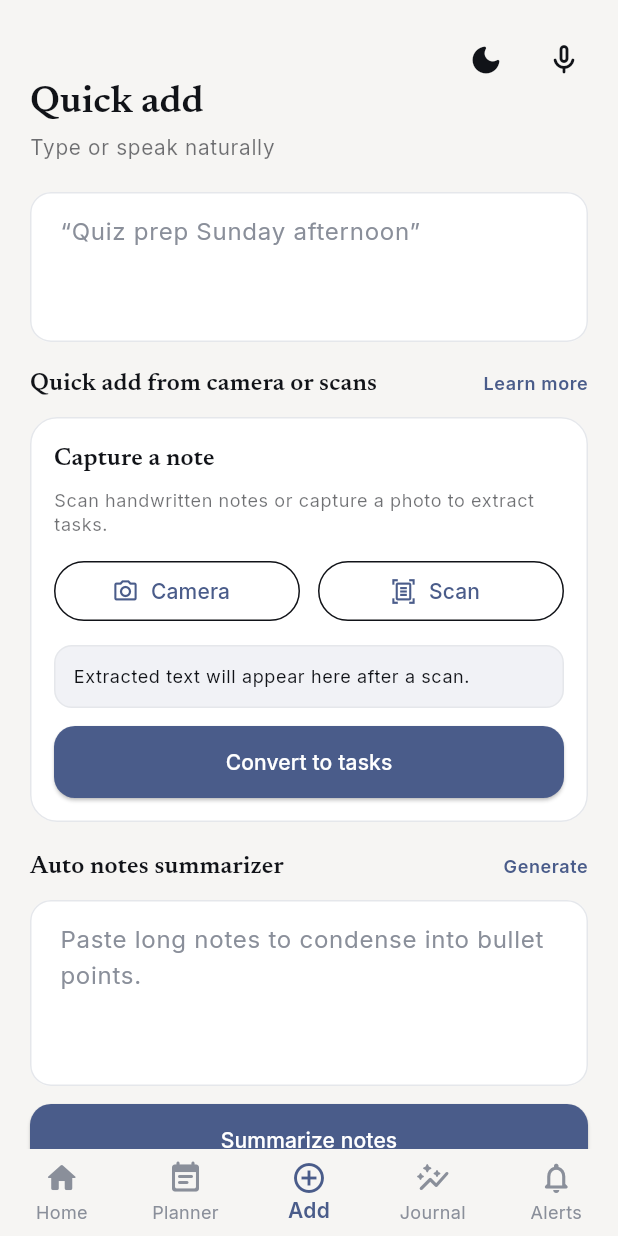
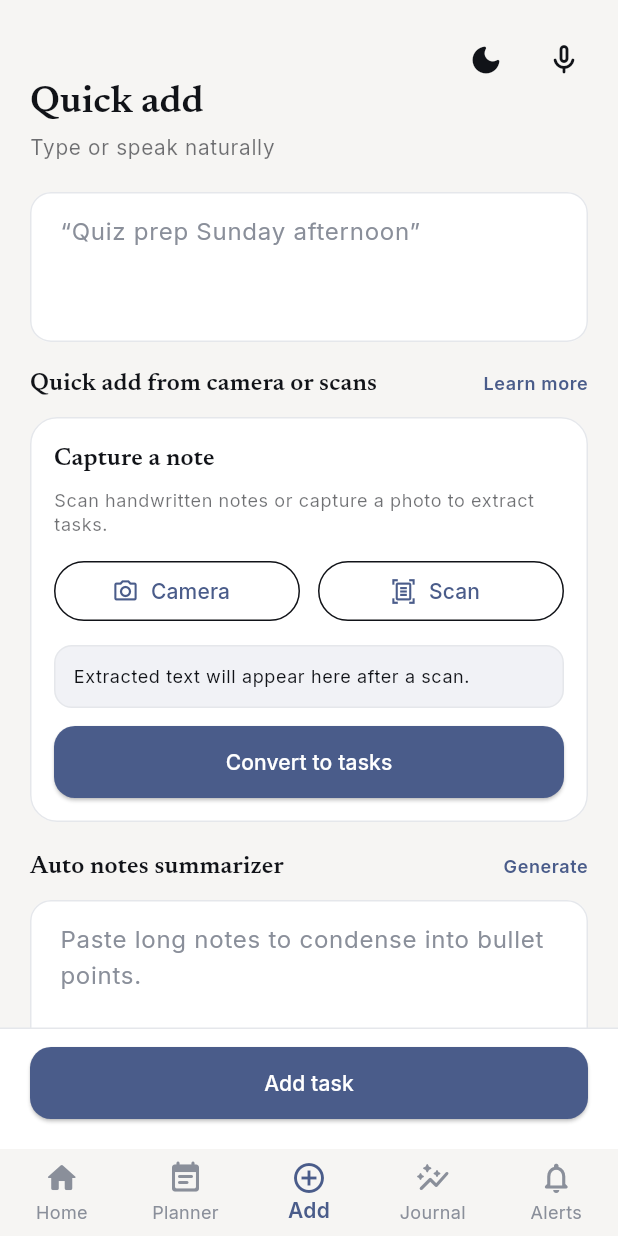
Before and after one commit to AtharRizwan/lifely, a Flutter app: the LifelyShell screen opened directly with empty values, item 3 of the bottom bar chosen, on a phone screen of 412 x 824 dp. Run offline on Flutter 3.47's test engine with Material 3 defaults, Android fonts, the light colour scheme and no system bars; our stand-ins replace google_fonts.

Commit message:
Scale transition fixes

```diff
--- a/lib/screens/add/add_task_screen.dart
+++ b/lib/screens/add/add_task_screen.dart
@@ -136,7 +136,7 @@ class _AddTaskScreenState extends State<AddTaskScreen> with SingleTickerProvider
 
   @override
   Widget build(BuildContext context) {
-    return CustomScrollView(
+    final scrollView = CustomScrollView(
       slivers: [
         LifelySliverAppBar(
           title: 'Quick add',
@@ -239,11 +239,28 @@ class _AddTaskScreenState extends State<AddTaskScreen> with SingleTickerProvider
                 ],
               ),
               const SizedBox(height: 24),
-              ScaleTransition(
-                scale: _scaleAnimation,
-                child: const PrimaryButton(label: 'Add task'),
+            ]),
+          ),
+        ),
+      ],
+    );
+
+    return Column(
+      children: [
+        Expanded(child: scrollView),
+        Container(
+          padding: const EdgeInsets.only(left: 20, right: 20, bottom: 20, top: 12),
+          decoration: BoxDecoration(
+            color: widget.themeMode == ThemeMode.dark ? const Color(0xFF0D0F14) : Colors.white,
+            border: Border(
+              top: BorderSide(
+                color: Theme.of(context).dividerTheme.color ?? Colors.transparent,
               ),
-            ]),
+            ),
+          ),
+          child: ScaleTransition(
+            scale: _scaleAnimation,
+            child: const PrimaryButton(label: 'Add task'),
           ),
         ),
       ],
```
